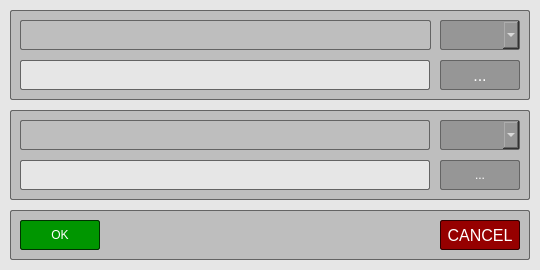
Qt form src/Forms/ChooseFilesWindow.ui (psv-git/BDOLang) before a commit.
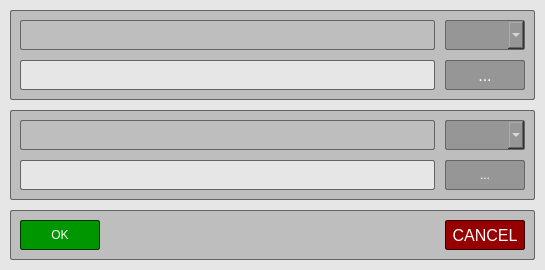
The same form after that commit. Icons and pictures are not drawn. Custom widgets are drawn as their Qt base class.

```diff
--- a/src/Forms/ChooseFilesWindow.ui
+++ b/src/Forms/ChooseFilesWindow.ui
@@ -9,19 +9,19 @@
    <rect>
     <x>0</x>
     <y>0</y>
-    <width>540</width>
+    <width>545</width>
     <height>270</height>
    </rect>
   </property>
   <property name="minimumSize">
    <size>
-    <width>540</width>
+    <width>545</width>
     <height>270</height>
    </size>
   </property>
   <property name="maximumSize">
    <size>
-    <width>540</width>
+    <width>545</width>
     <height>270</height>
    </size>
   </property>
@@ -46,7 +46,7 @@
     <rect>
      <x>10</x>
      <y>10</y>
-     <width>520</width>
+     <width>525</width>
      <height>90</height>
     </rect>
    </property>
@@ -73,7 +73,7 @@
      <rect>
       <x>10</x>
       <y>50</y>
-      <width>410</width>
+      <width>415</width>
       <height>30</height>
      </rect>
     </property>
@@ -104,7 +104,7 @@
      <rect>
       <x>10</x>
       <y>10</y>
-      <width>411</width>
+      <width>415</width>
       <height>30</height>
      </rect>
     </property>
@@ -131,7 +131,7 @@
     </property>
     <property name="geometry">
      <rect>
-      <x>430</x>
+      <x>435</x>
       <y>50</y>
       <width>80</width>
       <height>30</height>
@@ -182,7 +182,7 @@
     </property>
     <property name="geometry">
      <rect>
-      <x>430</x>
+      <x>435</x>
       <y>10</y>
       <width>80</width>
       <height>30</height>
@@ -233,7 +233,7 @@
     <rect>
      <x>10</x>
      <y>110</y>
-     <width>520</width>
+     <width>525</width>
      <height>90</height>
     </rect>
    </property>
@@ -260,7 +260,7 @@
      <rect>
       <x>10</x>
       <y>10</y>
-      <width>410</width>
+      <width>415</width>
       <height>30</height>
      </rect>
     </property>
@@ -282,7 +282,7 @@
      <rect>
       <x>10</x>
       <y>50</y>
-      <width>410</width>
+      <width>415</width>
       <height>30</height>
      </rect>
     </property>
@@ -314,7 +314,7 @@
     </property>
     <property name="geometry">
      <rect>
-      <x>430</x>
+      <x>435</x>
       <y>50</y>
       <width>80</width>
       <height>30</height>
@@ -356,7 +356,7 @@
     </property>
     <property name="geometry">
      <rect>
-      <x>430</x>
+      <x>435</x>
       <y>10</y>
       <width>80</width>
       <height>30</height>
@@ -410,7 +410,7 @@
     <rect>
      <x>10</x>
      <y>210</y>
-     <width>520</width>
+     <width>525</width>
      <height>50</height>
     </rect>
    </property>
@@ -438,7 +438,7 @@
     </property>
     <property name="geometry">
      <rect>
-      <x>430</x>
+      <x>435</x>
       <y>10</y>
       <width>80</width>
       <height>30</height>
```
